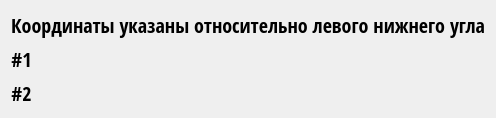
The window that task_2/sources/MouseHandler/mousehandler.ui (IvanKhrol/Software-engineering) describes before a commit, drawn with Qt 5.
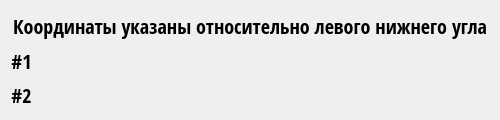
The same window after the commit.

```diff
--- a/task_2/sources/MouseHandler/mousehandler.ui
+++ b/task_2/sources/MouseHandler/mousehandler.ui
@@ -6,8 +6,8 @@
    <rect>
     <x>0</x>
     <y>0</y>
-    <width>494</width>
-    <height>118</height>
+    <width>500</width>
+    <height>120</height>
    </rect>
   </property>
   <property name="font">
```
